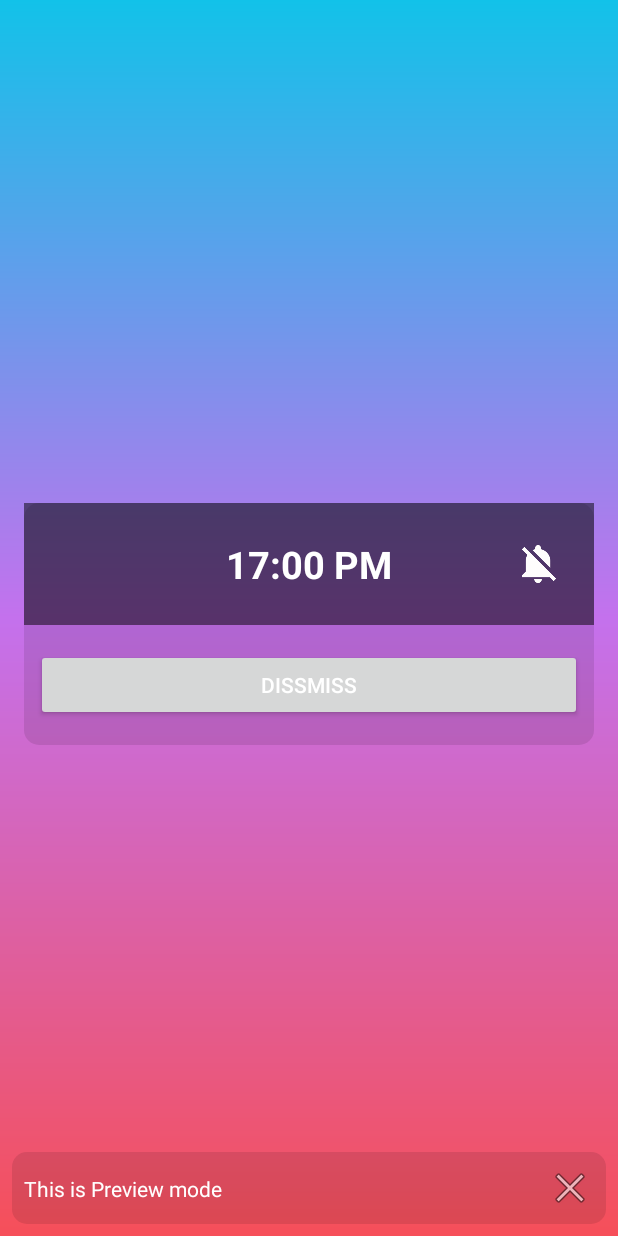
After one commit to caprocute/Alarm, an Android app: the AlarmScreenActivity screen opened directly, with no data from a screen before it, on a phone screen of 412 x 824 dp. The commit adds this screen. Run offline under Robolectric (Android 15) with nearby library versions, the phone set to English and light mode, and no system bars; 3 statements that could not run were skipped.

Commit message:
update 19/02

```diff
--- a/app/src/main/AndroidManifest.xml
+++ b/app/src/main/AndroidManifest.xml
@@ -1,6 +1,9 @@
 <?xml version="1.0" encoding="utf-8"?>
 <manifest xmlns:android="http://schemas.android.com/apk/res/android"
     package="vious.untral.kaku.alarm">
+
+    <uses-permission android:name="android.permission.READ_EXTERNAL_STORAGE" />
+    <uses-permission android:name="android.permission.WRITE_EXTERNAL_STORAGE" />
 
     <application
         android:allowBackup="true"
@@ -9,7 +12,8 @@
         android:roundIcon="@mipmap/ic_launcher_round"
         android:supportsRtl="true"
         android:theme="@style/AppTheme">
-        <activity android:name=".MissionAlarmActivity"></activity>
+        <activity android:name=".AlarmScreenActivity"></activity>
+        <activity android:name=".MissionAlarmActivity" />
         <activity android:name=".AlarmDetailActivity" />
         <activity
             android:name=".MainActivity"
--- /dev/null
+++ b/app/src/main/java/vious/untral/kaku/alarm/AlarmScreenActivity.java
@@ -0,0 +1,56 @@
+package vious.untral.kaku.alarm;
+
+import android.annotation.TargetApi;
+import android.app.Activity;
+import android.graphics.drawable.Drawable;
+import android.media.MediaPlayer;
+import android.net.Uri;
+import android.os.Build;
+import android.support.v7.app.AppCompatActivity;
+import android.os.Bundle;
+import android.view.Window;
+import android.view.WindowManager;
+
+import java.io.IOException;
+
+import vious.untral.kaku.alarm.Model.Alarm;
+
+public class AlarmScreenActivity extends AppCompatActivity {
+    private Alarm mAlarm;
+    private Boolean isDemo;
+    private MediaPlayer mediaPlayer;
+    private String DEFAULT_RINGTONE_URL = "/sdcard/Download/AmThamBenEm-SonTungMTP-4066476.mp3";
+
+    @TargetApi(Build.VERSION_CODES.LOLLIPOP)
+    public static void setStatusBarGradiant(Activity activity) {
+        if (Build.VERSION.SDK_INT >= Build.VERSION_CODES.LOLLIPOP) {
+            Window window = activity.getWindow();
+            Drawable background = activity.getResources().getDrawable(R.color.jshine1);
+            window.addFlags(WindowManager.LayoutParams.FLAG_DRAWS_SYSTEM_BAR_BACKGROUNDS);
+            window.setStatusBarColor(activity.getResources().getColor(android.R.color.transparent));
+            window.setNavigationBarColor(activity.getResources().getColor(android.R.color.transparent));
+            window.setBackgroundDrawable(background);
+        }
+    }
+
+    @Override
+    protected void onCreate(Bundle savedInstanceState) {
+        super.onCreate(savedInstanceState);
+        setContentView(R.layout.activity_alarm_screen);
+        setStatusBarGradiant(this);
+        mAlarm = getIntent().getParcelableExtra("alarm");
+        isDemo = getIntent().getBooleanExtra("isdemo", false);
+        try {
+            mediaPlayer.setDataSource(DEFAULT_RINGTONE_URL);
+        } catch (IOException e) {
+            e.printStackTrace();
+        }
+        mediaPlayer.prepareAsync();
+        mediaPlayer.setOnPreparedListener(new MediaPlayer.OnPreparedListener() {
+            @Override
+            public void onPrepared(MediaPlayer mp) {
+                mediaPlayer.start();
+            }
+        });
+    }
+}
--- a/app/src/main/java/vious/untral/kaku/alarm/LinePagerIndicatorDecoration.java
+++ b/app/src/main/java/vious/untral/kaku/alarm/LinePagerIndicatorDecoration.java
@@ -106,16 +106,16 @@ public class LinePagerIndicatorDecoration extends RecyclerView.ItemDecoration {
 
         if (progress == 0F) {
             // no swipe, draw a normal indicator
-            float highlightStart = indicatorStartX + itemWidth * highlightPosition * 0.55f;
+            float highlightStart = indicatorStartX + itemWidth * highlightPosition;
 
             c.drawCircle(highlightStart, indicatorPosY, mIndicatorItemLength / 2F, mPaint);
 
         } else {
-            float highlightStart = indicatorStartX + itemWidth * highlightPosition * 0.55f;
+            float highlightStart = indicatorStartX + itemWidth * highlightPosition;
             // calculate partial highlight
             float partialLength = mIndicatorItemLength * progress + mIndicatorItemPadding * progress;
 
-            c.drawCircle(highlightStart + partialLength, indicatorPosY, mIndicatorItemLength / 2F, mPaint);
+            c.drawCircle(highlightStart, indicatorPosY, mIndicatorItemLength / 2F, mPaint);
         }
     }
 
--- a/app/src/main/java/vious/untral/kaku/alarm/Model/MissionAdapter.java
+++ b/app/src/main/java/vious/untral/kaku/alarm/Model/MissionAdapter.java
@@ -37,6 +37,7 @@ class MissionAdapter extends RecyclerView.Adapter {
     public class ViewHolder extends RecyclerView.ViewHolder {
         public final View mView;
         public final TextView mIdView;
+        public final TextView txtSetting;
         public final TextView mContentView;
         public final ImageView imageView;
         public Alarm mItem;
@@ -47,6 +48,7 @@ class MissionAdapter extends RecyclerView.Adapter {
             mIdView = (TextView) view.findViewById(R.id.item_number);
             imageView = (ImageView) view.findViewById(R.id.imageView);
             mContentView = (TextView) view.findViewById(R.id.content);
+            txtSetting = (TextView) view.findViewById(R.id.txtSetting);
         }
 
         @Override
--- /dev/null
+++ b/app/src/main/res/layout/activity_alarm_screen.xml
@@ -0,0 +1,130 @@
+<?xml version="1.0" encoding="utf-8"?>
+<android.support.constraint.ConstraintLayout xmlns:android="http://schemas.android.com/apk/res/android"
+    xmlns:app="http://schemas.android.com/apk/res-auto"
+    xmlns:tools="http://schemas.android.com/tools"
+    android:layout_width="match_parent"
+    android:layout_height="match_parent"
+    android:background="@drawable/background_jshine"
+    tools:context=".AlarmScreenActivity">
+
+    <android.support.constraint.ConstraintLayout
+        android:id="@+id/constraintLayout4"
+        android:layout_width="match_parent"
+        android:layout_height="wrap_content"
+        android:layout_marginStart="8dp"
+        android:layout_marginEnd="8dp"
+        android:layout_marginBottom="8dp"
+        android:background="@drawable/alarm_item_back"
+        app:layout_constraintBottom_toBottomOf="parent"
+        app:layout_constraintEnd_toEndOf="parent"
+        app:layout_constraintStart_toStartOf="parent">
+
+        <ImageView
+            android:id="@+id/imageView4"
+            android:layout_width="wrap_content"
+            android:layout_height="wrap_content"
+            android:layout_marginTop="8dp"
+            android:layout_marginEnd="8dp"
+            android:layout_marginBottom="8dp"
+            app:layout_constraintBottom_toBottomOf="parent"
+            app:layout_constraintEnd_toEndOf="parent"
+            app:layout_constraintTop_toTopOf="parent"
+            app:srcCompat="@android:drawable/ic_menu_close_clear_cancel" />
+
+        <TextView
+            android:id="@+id/textView12"
+            android:layout_width="0dp"
+            android:layout_height="wrap_content"
+            android:layout_marginStart="8dp"
+            android:layout_marginTop="8dp"
+            android:layout_marginEnd="8dp"
+            android:layout_marginBottom="8dp"
+            android:text="@string/preview_mode"
+            app:layout_constraintBottom_toBottomOf="parent"
+            app:layout_constraintEnd_toStartOf="@+id/imageView4"
+            app:layout_constraintStart_toStartOf="parent"
+            app:layout_constraintTop_toTopOf="parent" />
+    </android.support.constraint.ConstraintLayout>
+
+    <android.support.constraint.ConstraintLayout
+        android:layout_width="match_parent"
+        android:layout_height="wrap_content"
+        android:layout_marginStart="16dp"
+        android:layout_marginTop="16dp"
+        android:layout_marginEnd="16dp"
+        android:layout_marginBottom="8dp"
+        android:background="@drawable/alarm_item_back"
+        app:layout_constraintBottom_toBottomOf="parent"
+        app:layout_constraintEnd_toEndOf="parent"
+        app:layout_constraintStart_toStartOf="parent"
+        app:layout_constraintTop_toTopOf="parent">
+
+        <android.support.constraint.ConstraintLayout
+            android:layout_width="match_parent"
+            android:layout_height="wrap_content"
+            app:layout_constraintBottom_toBottomOf="parent"
+            app:layout_constraintEnd_toEndOf="parent"
+            app:layout_constraintStart_toStartOf="parent"
+            app:layout_constraintTop_toBottomOf="@+id/linearLayout3">
+
+            <Button
+                android:id="@+id/button3"
+                android:layout_width="0dp"
+                android:layout_height="wrap_content"
+                android:layout_marginStart="8dp"
+                android:layout_marginTop="16dp"
+                android:layout_marginEnd="8dp"
+                android:layout_marginBottom="16dp"
+                android:text="DISSMISS"
+                app:layout_constraintBottom_toBottomOf="parent"
+                app:layout_constraintEnd_toEndOf="parent"
+                app:layout_constraintStart_toStartOf="parent"
+                app:layout_constraintTop_toTopOf="parent" />
+        </android.support.constraint.ConstraintLayout>
+
+        <android.support.constraint.ConstraintLayout
+            android:id="@+id/linearLayout3"
+            android:layout_width="match_parent"
+            android:layout_height="wrap_content"
+            android:background="#80000000"
+            android:gravity="center"
+            android:orientation="horizontal"
+            android:paddingTop="15dp"
+            android:paddingBottom="15dp"
+            app:layout_constraintEnd_toEndOf="parent"
+            app:layout_constraintStart_toStartOf="parent"
+            app:layout_constraintTop_toTopOf="parent">
+
+            <TextView
+                android:id="@+id/textView13"
+                android:layout_width="wrap_content"
+                android:layout_height="wrap_content"
+                android:layout_marginStart="8dp"
+                android:layout_marginTop="8dp"
+                android:layout_marginEnd="8dp"
+                android:layout_marginBottom="8dp"
+                android:layout_weight="9"
+                android:text="17:00 PM"
+                android:textAlignment="center"
+                android:textSize="25sp"
+                android:textStyle="bold"
+                app:layout_constraintBottom_toBottomOf="parent"
+                app:layout_constraintEnd_toEndOf="parent"
+                app:layout_constraintStart_toStartOf="parent"
+                app:layout_constraintTop_toTopOf="parent" />
+
+            <ImageView
+                android:id="@+id/imageView8"
+                android:layout_width="25dp"
+                android:layout_height="25dp"
+                android:layout_marginTop="8dp"
+                android:layout_marginEnd="24dp"
+                android:layout_marginBottom="8dp"
+                android:layout_weight="1"
+                app:layout_constraintBottom_toBottomOf="parent"
+                app:layout_constraintEnd_toEndOf="parent"
+                app:layout_constraintTop_toTopOf="parent"
+                app:srcCompat="@drawable/ic_sound_off" />
+        </android.support.constraint.ConstraintLayout>
+    </android.support.constraint.ConstraintLayout>
+</android.support.constraint.ConstraintLayout>
--- a/app/src/main/res/layout/activity_mission_alarm.xml
+++ b/app/src/main/res/layout/activity_mission_alarm.xml
@@ -38,7 +38,7 @@
         app:layout_constraintStart_toStartOf="parent">
 
         <Button
-            android:id="@+id/button"
+            android:id="@+id/btnCancelMission"
             android:layout_width="wrap_content"
             android:layout_height="wrap_content"
             android:layout_weight="1"
@@ -46,7 +46,7 @@
             android:text="@string/cancel" />
 
         <Button
-            android:id="@+id/button2"
+            android:id="@+id/btnOkMission"
             android:layout_width="wrap_content"
             android:layout_height="wrap_content"
             android:layout_weight="1"
--- a/app/src/main/res/values/strings.xml
+++ b/app/src/main/res/values/strings.xml
@@ -61,6 +61,7 @@
     <string name="pref_display_next_alarm">Display next alarm</string>
     <string name="pref_prevent_turn_off">Prevent power off when ringging</string>
     <string name="pref_prevent_turn_off_note">Prevent power off when ringging</string>
+    <string name="preview_mode">This is Preview mode</string>
 
 
 </resources>
```
Also changed, not shown: app/src/main/java/vious/untral/kaku/alarm/AlarmDetailActivity.java (+21 -3 lines), app/src/main/java/vious/untral/kaku/alarm/MissionAlarmActivity.java (+56 -8 lines), app/src/main/java/vious/untral/kaku/alarm/Model/Alarm.java (+15 -9 lines), app/src/main/java/vious/untral/kaku/alarm/Model/ImageCardAdapter.java (+41 -4 lines), app/src/main/res/layout/item_mission.xml (deleted, +0 -54 lines), app/src/main/res/layout/item_recycel_image.xml (+14 -0 lines), app/src/main/res/drawable/ic_sound_off.png (added).
